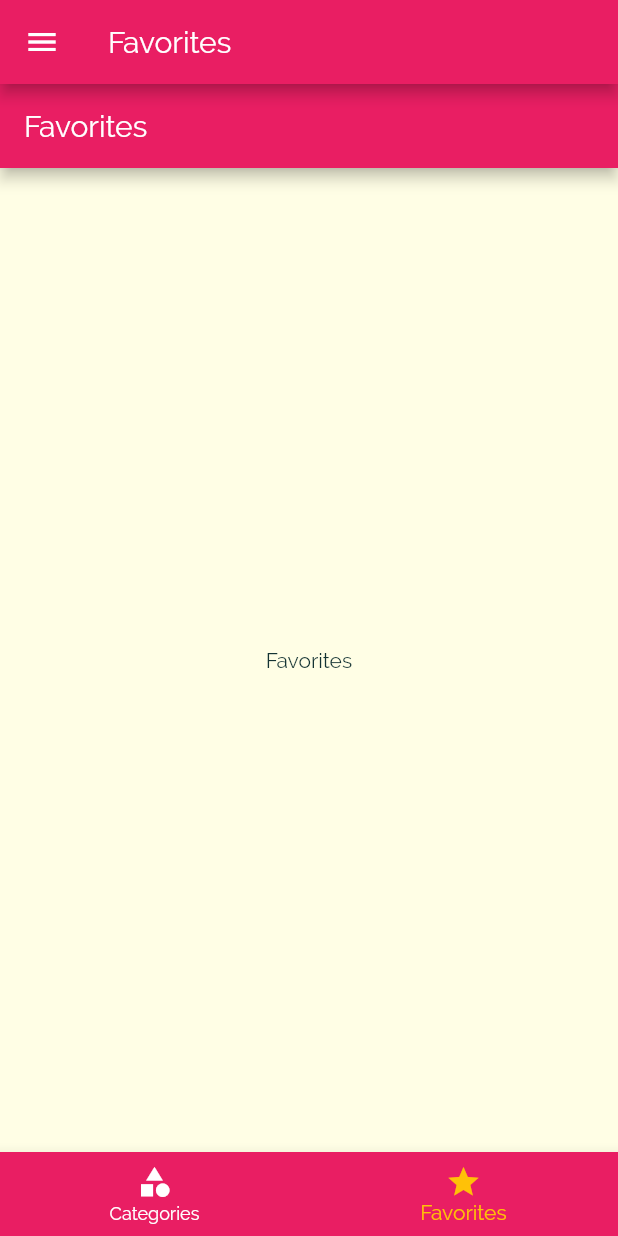
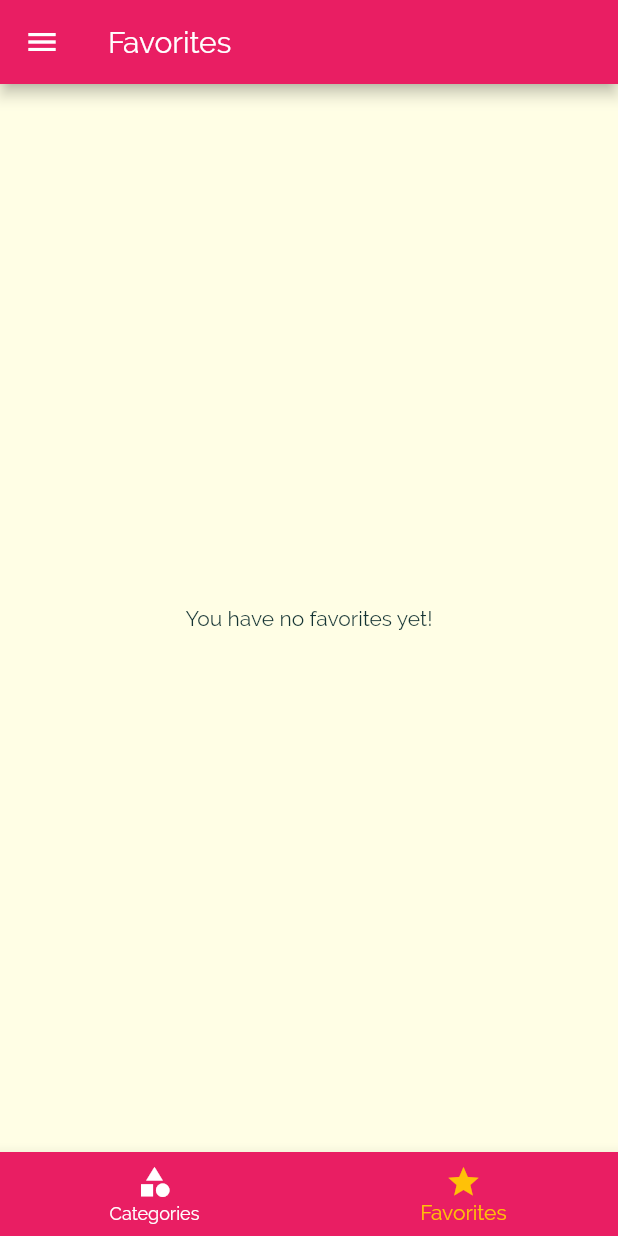
Before and after one commit to brimac1634/flutter-meals, a Flutter app: the screen it shows after launch, item 2 of the bottom bar chosen, on a phone screen of 412 x 824 dp. Run offline on Flutter 3.47's test engine with Material 2 defaults, Android fonts, the phone set to English and light mode, and no system bars.

Commit message:
added favorite toggling and favorites page

```diff
--- a/lib/main.dart
+++ b/lib/main.dart
@@ -27,6 +27,7 @@ class _MyAppState extends State<MyApp> {
   };
 
   List<Meal> _availableMeals = DUMMY_MEALS;
+  List<Meal> _favoriteMeals = [];
 
   void _setFilters(Map<String, bool> filterData) {
     setState(() {
@@ -50,6 +51,24 @@ class _MyAppState extends State<MyApp> {
     });
   }
 
+  void _toggleFavorite(String mealId) {
+    final existingIndex =
+        _favoriteMeals.indexWhere((meal) => meal.id == mealId);
+    if (existingIndex >= 0) {
+      setState(() {
+        _favoriteMeals.removeAt(existingIndex);
+      });
+    } else {
+      setState(() {
+        _favoriteMeals.add(DUMMY_MEALS.firstWhere((meal) => meal.id == mealId));
+      });
+    }
+  }
+
+  bool _isMealFavorite(String id) {
+    return _favoriteMeals.any((meal) => meal.id == id);
+  }
+
   @override
   Widget build(BuildContext context) {
     return MaterialApp(
@@ -67,11 +86,12 @@ class _MyAppState extends State<MyApp> {
                   fontSize: 22,
                   fontFamily: 'RobotoCondensed',
                   fontWeight: FontWeight.bold))),
-      home: TabsPage(),
+      home: TabsPage(_favoriteMeals),
       routes: {
         CategoryMealsPage.routeName: (ctx) =>
             CategoryMealsPage(_availableMeals),
-        MealDetailPage.routeName: (ctx) => MealDetailPage(),
+        MealDetailPage.routeName: (ctx) =>
+            MealDetailPage(_toggleFavorite, _isMealFavorite),
         FiltersPage.routeName: (ctx) => FiltersPage(_filters, _setFilters)
       },
       onGenerateRoute: (settings) {
--- a/lib/pages/category_meals_page.dart
+++ b/lib/pages/category_meals_page.dart
@@ -50,7 +50,6 @@ class _CategoryMealsPageState extends State<CategoryMealsPage> {
                 duration: categoryMeals[index].duration,
                 affordability: categoryMeals[index].affordability,
                 complexity: categoryMeals[index].complexity,
-                removeItem: _removeMeal,
               );
             },
             itemCount: categoryMeals.length));
--- a/lib/pages/favorites_page.dart
+++ b/lib/pages/favorites_page.dart
@@ -1,15 +1,30 @@
 import 'package:flutter/material.dart';
 
+import '../models/meal.dart';
+import '../widgets/meal_item.dart';
+
 class FavoritesPage extends StatelessWidget {
+  final List<Meal> favoriteMeals;
+
+  FavoritesPage(this.favoriteMeals);
+
   @override
   Widget build(BuildContext context) {
-    return Scaffold(
-      appBar: AppBar(
-        title: Text('Favorites'),
-      ),
-      body: Center(
-        child: Text('Favorites'),
-      ),
-    );
+    if (favoriteMeals.isEmpty) {
+      return Center(child: Text('You have no favorites yet!'));
+    } else {
+      return ListView.builder(
+          itemBuilder: (ctx, index) {
+            return MealItem(
+              id: favoriteMeals[index].id,
+              title: favoriteMeals[index].title,
+              imageUrl: favoriteMeals[index].imageUrl,
+              duration: favoriteMeals[index].duration,
+              affordability: favoriteMeals[index].affordability,
+              complexity: favoriteMeals[index].complexity,
+            );
+          },
+          itemCount: favoriteMeals.length);
+    }
   }
 }
--- a/lib/pages/tabs_page.dart
+++ b/lib/pages/tabs_page.dart
@@ -3,19 +3,35 @@ import 'package:flutter/material.dart';
 import '../widgets/main_drawer.dart';
 import '../pages/favorites_page.dart';
 import '../pages/categories_page.dart';
+import '../models/meal.dart';
 
 class TabsPage extends StatefulWidget {
+  final List<Meal> favoriteMeals;
+
+  TabsPage(this.favoriteMeals);
+
   @override
   _TabsPageState createState() => _TabsPageState();
 }
 
 class _TabsPageState extends State<TabsPage> {
-  final List<Map<String, Object>> _pages = [
-    {'page': CategoriesPage(), 'title': 'Categories', 'icon': Icons.category},
-    {'page': FavoritesPage(), 'title': 'Favorites', 'icon': Icons.star}
-  ];
+  List<Map<String, Object>> _pages;
 
   int _selectedPageIndex = 0;
+
+  @override
+  void initState() {
+    super.initState();
+
+    _pages = [
+      {'page': CategoriesPage(), 'title': 'Categories', 'icon': Icons.category},
+      {
+        'page': FavoritesPage(widget.favoriteMeals),
+        'title': 'Favorites',
+        'icon': Icons.star
+      }
+    ];
+  }
 
   void _selectPage(int index) {
     setState(() {
```
Also changed, not shown: lib/pages/meal_detail_page.dart (+10 -4 lines), lib/widgets/meal_item.dart (+4 -6 lines).
